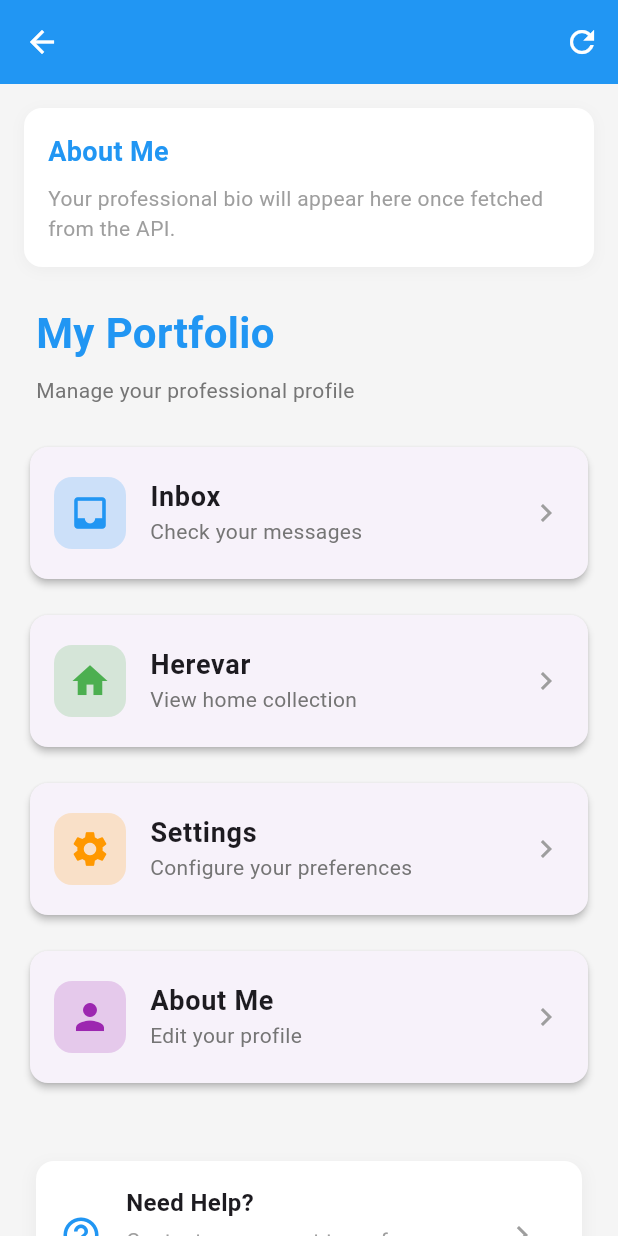
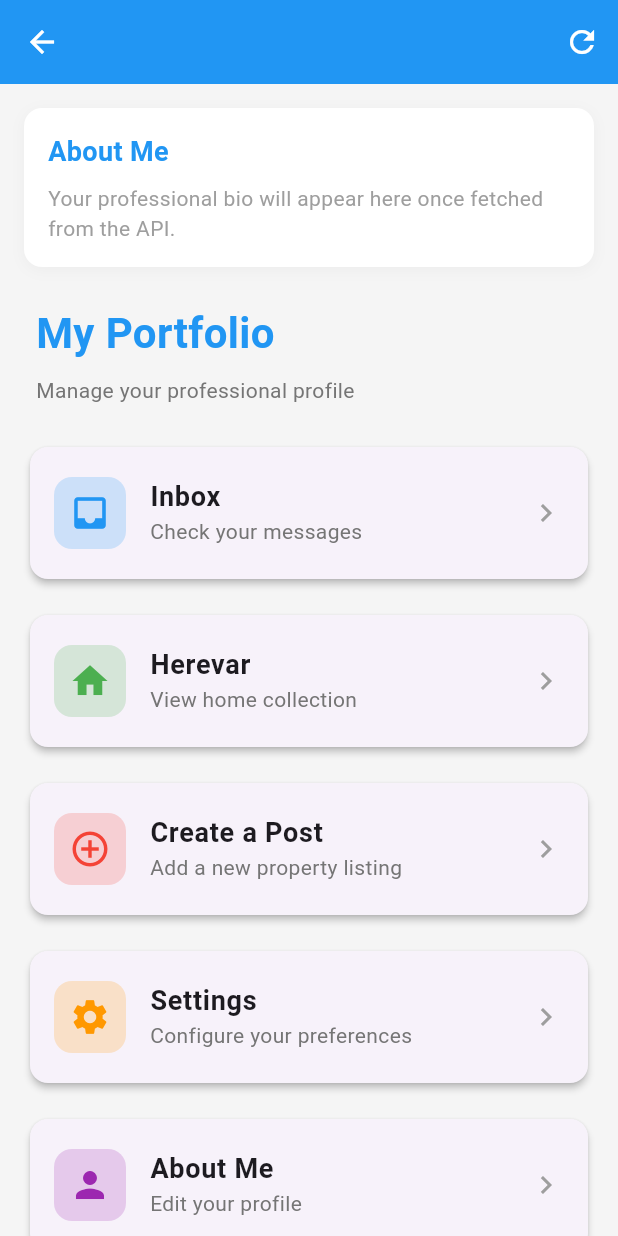
Before and after one commit to Raxan7/KAO-Mobile-Application-master, a Flutter app: the ProfessionalPage screen opened directly, after a tap on "Skip", on a phone screen of 412 x 824 dp. Run offline on Flutter 3.47's test engine with Material 3 defaults, Android fonts, the phone set to English and light mode, and no system bars; our stand-ins replace fluttertoast, geocoding, geolocator, google_sign_in, image_cropper, image_picker and 2 more; missing offline and left inert: syncfusion_flutter_pdfviewer; accounts and stored records are empty; network calls fail.

Commit message:
Added link to create space in professional page

```diff
--- a/lib/views/user/professional_page.dart
+++ b/lib/views/user/professional_page.dart
@@ -1,5 +1,6 @@
 import 'package:flutter/material.dart';
 import 'package:shared_preferences/shared_preferences.dart';
+import 'package:kao_app/views/user/add_space_page.dart'; // Add this import
 
 class ProfessionalPage extends StatefulWidget {
   const ProfessionalPage({super.key});
@@ -13,7 +14,7 @@ class _ProfessionalPageState extends State<ProfessionalPage> {
   int _currentPage = 0;
   bool _showOnboarding = false;
   String _username = "phodawson"; // Default value
-  String _bio = ""; // Placeholder for bio
+  final String _bio = ""; // Placeholder for bio
 
   @override
   void initState() {
@@ -359,6 +360,18 @@ class _ProfessionalPageState extends State<ProfessionalPage> {
               },
             ),
             _buildMenuItem(
+              Icons.add_circle_outline,
+              'Create a Post',
+              'Add a new property listing',
+              Colors.red,
+              onTap: () {
+                Navigator.push(
+                  context,
+                  MaterialPageRoute(builder: (context) => const AddSpacePage()),
+                );
+              },
+            ),
+            _buildMenuItem(
               Icons.settings,
               'Settings',
               'Configure your preferences',
```
